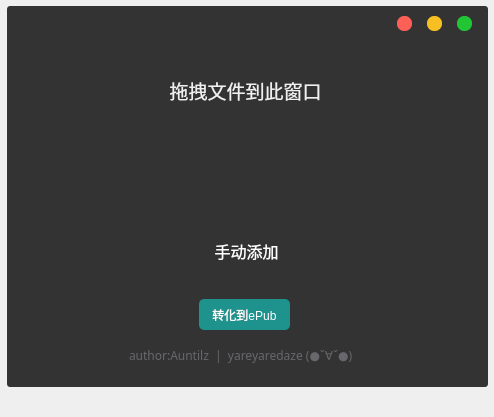
The window that epub.ui (GHeillcoat/pic2epub) describes before a commit, drawn with Qt 5.
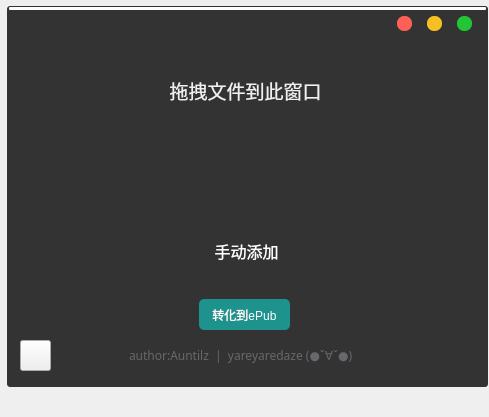
The same window after the commit. Icons and pictures are not drawn.

Patch:
```diff
--- a/epub.ui
+++ b/epub.ui
@@ -6,7 +6,7 @@
    <rect>
     <x>0</x>
     <y>0</y>
-    <width>494</width>
+    <width>489</width>
     <height>417</height>
    </rect>
   </property>
@@ -237,6 +237,60 @@
      <set>Qt::AlignCenter</set>
     </property>
    </widget>
+   <widget class="QProgressBar" name="progressBar">
+    <property name="geometry">
+     <rect>
+      <x>9</x>
+      <y>7</y>
+      <width>477</width>
+      <height>3</height>
+     </rect>
+    </property>
+    <property name="toolTip">
+     <string/>
+    </property>
+    <property name="styleSheet">
+     <string notr="true">QProgressBar {
+border-radius: 1px;
+text-align: center;
+}
+QProgressBar::chunk {
+background-color:rgb(42,208,202);
+}
+
+</string>
+    </property>
+    <property name="value">
+     <number>0</number>
+    </property>
+    <property name="textVisible">
+     <bool>false</bool>
+    </property>
+    <property name="invertedAppearance">
+     <bool>false</bool>
+    </property>
+    <property name="format">
+     <string>%p%</string>
+    </property>
+   </widget>
+   <widget class="QPushButton" name="pushButton_5">
+    <property name="geometry">
+     <rect>
+      <x>20</x>
+      <y>340</y>
+      <width>31</width>
+      <height>31</height>
+     </rect>
+    </property>
+    <property name="styleSheet">
+     <string notr="true">QPushButton{
+border-image: url(:/1/src/5.png);
+}</string>
+    </property>
+    <property name="text">
+     <string/>
+    </property>
+   </widget>
   </widget>
   <widget class="QMenuBar" name="menubar">
    <property name="geometry">
```
Left out of the diff: 9 changed lines with no effect on the pictures.
